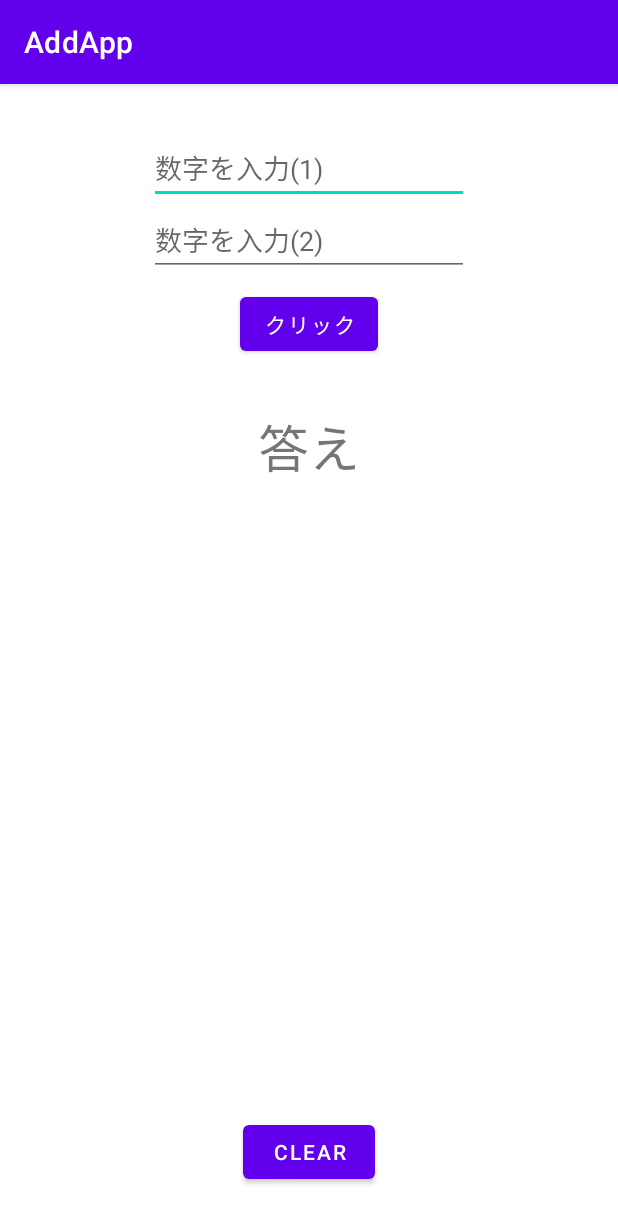
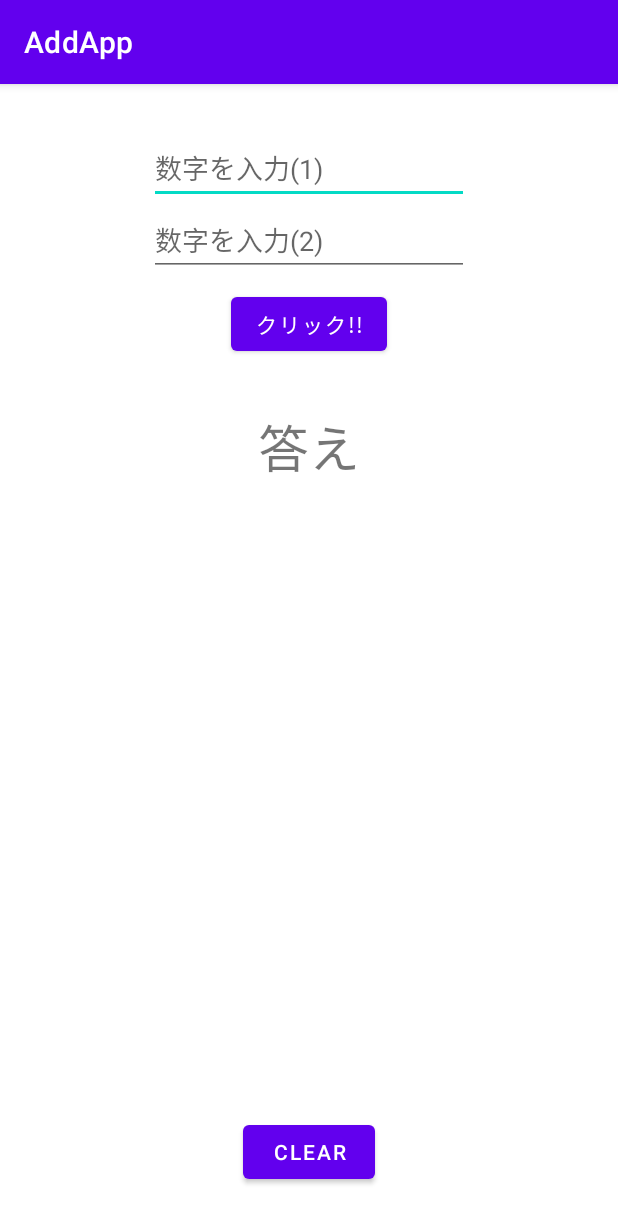
Before and after one commit to Nanikashiyounokai/AddApp, an Android app: the screen it shows after launch (MainActivity), on a phone screen of 412 x 824 dp. Shown: the top 1223 px of the screen. Run offline under Robolectric (Android 15) with nearby library versions, the phone set to English and light mode, and no system bars.

Commit message:
!を一個増やしたよ_v2

```diff
--- a/app/src/main/res/layout/activity_main.xml
+++ b/app/src/main/res/layout/activity_main.xml
@@ -37,7 +37,7 @@
         android:layout_width="wrap_content"
         android:layout_height="wrap_content"
         android:layout_marginTop="8dp"
-        android:text="クリック"
+        android:text="クリック!!"
         app:layout_constraintEnd_toEndOf="parent"
         app:layout_constraintStart_toStartOf="parent"
         app:layout_constraintTop_toBottomOf="@+id/et2" />
```
